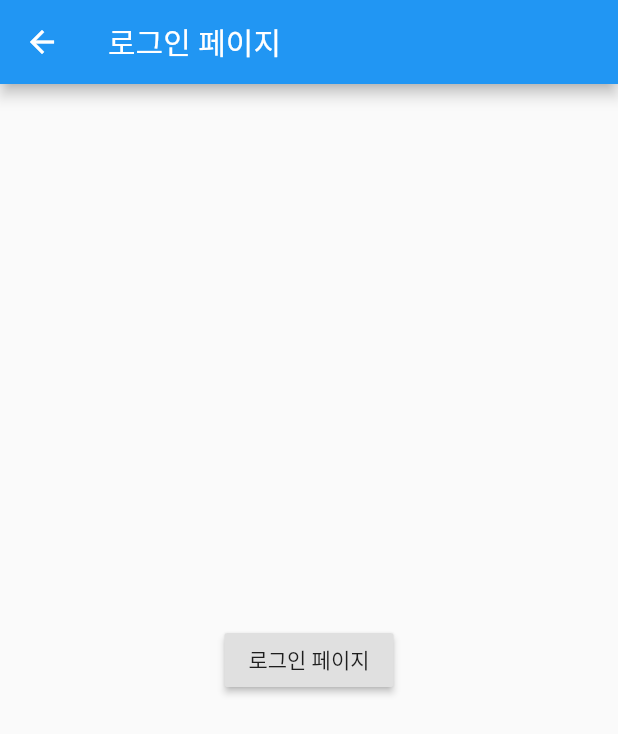
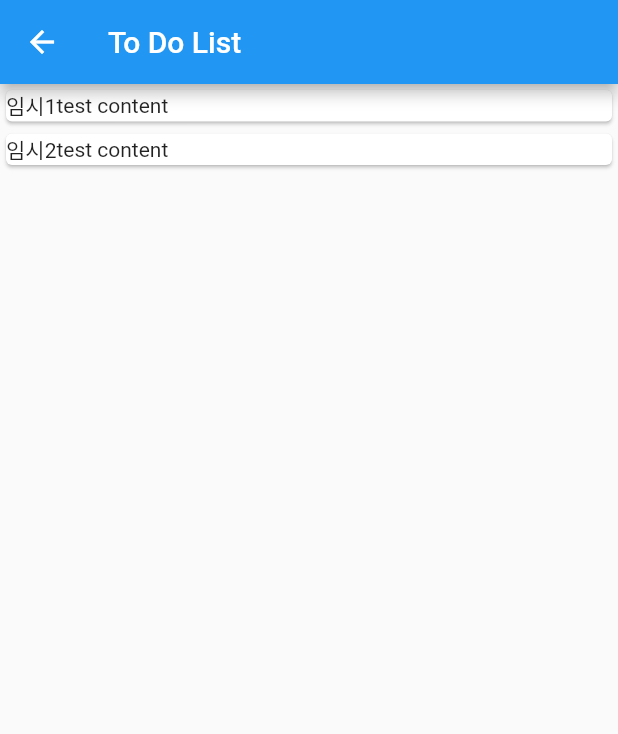
Before and after one commit to kim2214/practice-flutter, a Flutter app: the screen it shows after launch, after a tap on "로그인", on a phone screen of 412 x 824 dp. Shown: the top 734 px of the screen. Run offline on Flutter 3.47's test engine with Material 2 defaults, Android fonts, the phone set to English and light mode, and no system bars; our stand-ins replace fluttertoast; missing offline and left inert: flutter_string_encryption.

Commit message:
complete schedule listview develop

```diff
--- a/lib/main.dart
+++ b/lib/main.dart
@@ -1,6 +1,6 @@
 import 'package:flutter/material.dart';
 import 'package:flutter_string_encryption/flutter_string_encryption.dart';
-import 'package:practice_flutter/sub/login_view.dart';
+import 'package:practice_flutter/sub/main_view.dart';
 import 'package:practice_flutter/sub/sign_in_view.dart';
 
 void main() {
@@ -46,7 +46,7 @@ class MyApp extends StatelessWidget {
               TextButton(
                 onPressed: () {
                   Navigator.push(context,
-                      MaterialPageRoute(builder: (context) => LoginView()));
+                      MaterialPageRoute(builder: (context) => MainView()));
                       Decrypt();
                 },
                 child: Text("로그인"),
--- /dev/null
+++ b/lib/model/schedule.dart
@@ -0,0 +1,12 @@
+import 'package:flutter/material.dart';
+
+class Schedule {
+  String title;
+  String content;
+
+  Schedule(
+    {@required this.title,
+      @required this.content,
+    }
+  );
+}
--- a/lib/sub/login_view.dart
+++ /dev/null
@@ -1,24 +0,0 @@
-import 'package:flutter/material.dart';
-
-class LoginView extends StatelessWidget {
-  LoginView({Key key, this.title}) : super(key: key);
-
-  final String title;
-
-  @override
-  Widget build(BuildContext context) {
-    return Scaffold(
-      appBar: AppBar(
-        title: Text('로그인 페이지'),
-      ),
-      body: Center(
-        child: RaisedButton(
-          child: Text('로그인 페이지'),
-          onPressed: () {
-            // 눌렀을 때 두 번째 route로 이동합니다.
-          },
-        ),
-      ),
-    );
-  }
-}
--- /dev/null
+++ b/lib/sub/main_view.dart
@@ -0,0 +1,38 @@
+import 'package:flutter/material.dart';
+import '../model/schedule.dart';
+
+class MainView extends StatelessWidget {
+  final List<Schedule> list;
+  MainView({Key key, this.list}) : super(key: key);
+
+  List<Schedule> scheduleList = List();
+
+  @override
+  Widget build(BuildContext context) {
+    scheduleList.add(Schedule(title: '임시1', content: 'test content'));
+    scheduleList.add(Schedule(title: '임시2', content: 'test content'));
+
+
+    return Scaffold(
+      appBar: AppBar(
+        title: Text('To Do List'),
+      ),
+      body: Container(
+        child: Center(
+          child: ListView.builder(itemBuilder: (context, position) {
+            return Card(
+              child: Row(
+                children: <Widget>[
+                  Text(scheduleList[position].title),
+                  Text(scheduleList[position].content),
+                  ],
+              ),
+            );
+          },
+          itemCount: scheduleList.length,
+          ),
+        ),
+      ),
+    );
+  }
+}
```
Also changed, not shown: lib/sub/secondPage.dart (deleted, +0 -151 lines), lib/sub/sign_in_view.dart (added, +56 -0 lines).
